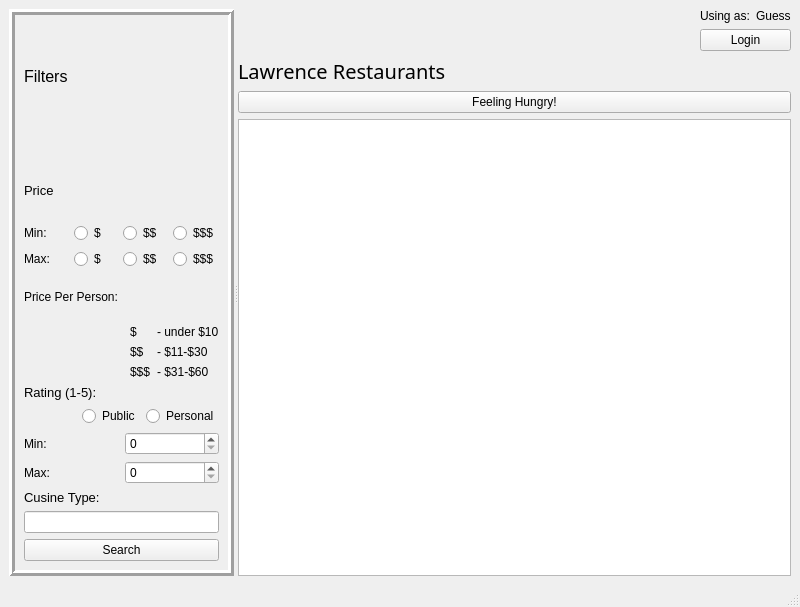
First picture: the form in Yalp_Application/yalpwindow.ui, repository cedevera02/eecs448-project4, before the edit.
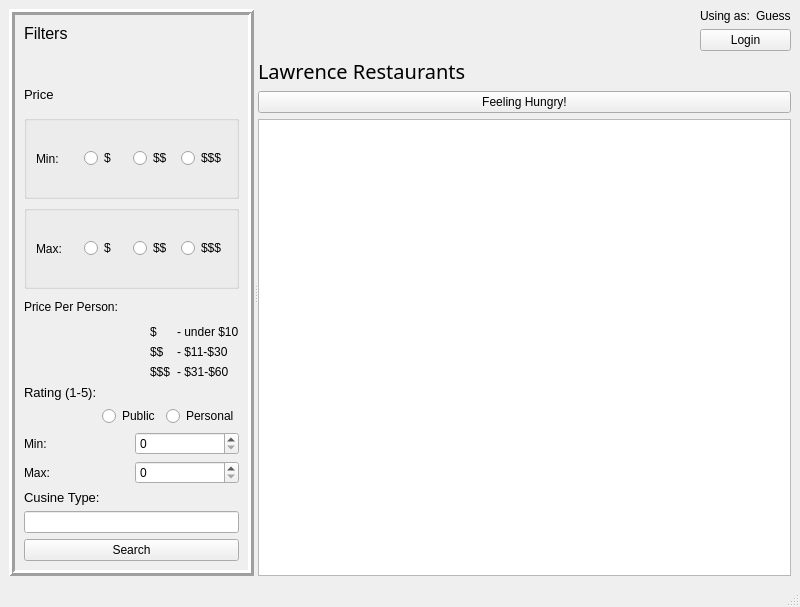
Second picture: the form after the edit.

Commit message: Got the window running, and file read in working sort of, but system still crashes.

```diff
--- a/Yalp_Application/yalpwindow.ui
+++ b/Yalp_Application/yalpwindow.ui
@@ -30,8 +30,14 @@
        <property name="lineWidth">
         <number>3</number>
        </property>
+       <layout class="QVBoxLayout" name="verticalLayout_14">
+        <item>
+         <layout class="QVBoxLayout" name="verticalLayout_12">
+          <item>
        <layout class="QVBoxLayout" name="verticalLayout_11">
         <item>
+             <layout class="QVBoxLayout" name="verticalLayout">
+              <item>
          <widget class="QLabel" name="FiltersLabel">
           <property name="font">
            <font>
@@ -59,8 +65,8 @@
           </property>
          </spacer>
         </item>
-        <item>
-         <layout class="QVBoxLayout" name="verticalLayout">
+             </layout>
+            </item>
           <item>
            <widget class="QLabel" name="PriceLabel">
             <property name="font">
@@ -73,7 +79,10 @@
             </property>
            </widget>
           </item>
+           </layout>
+          </item>
           <item>
+           <widget class="QGroupBox" name="MinPriceGroupBox">
            <layout class="QHBoxLayout" name="horizontalLayout">
             <item>
              <widget class="QLabel" name="MinPriceLabel">
@@ -104,8 +113,14 @@
              </widget>
             </item>
            </layout>
+           </widget>
           </item>
+         </layout>
+        </item>
           <item>
+         <layout class="QVBoxLayout" name="verticalLayout_13">
+          <item>
+           <widget class="QGroupBox" name="MaxPriceGroupBox">
            <layout class="QHBoxLayout" name="horizontalLayout_2">
             <item>
              <widget class="QLabel" name="MaxPriceLabel">
@@ -136,8 +151,7 @@
              </widget>
             </item>
            </layout>
-          </item>
-         </layout>
+           </widget>
         </item>
         <item>
          <layout class="QVBoxLayout" name="verticalLayout_4">
@@ -213,6 +227,8 @@
                  <string>- $31-$60</string>
                 </property>
                </widget>
+                </item>
+               </layout>
               </item>
              </layout>
             </item>
```
Lines whose indentation alone changed are shown as unchanged. The commit also changes 6 other files.
